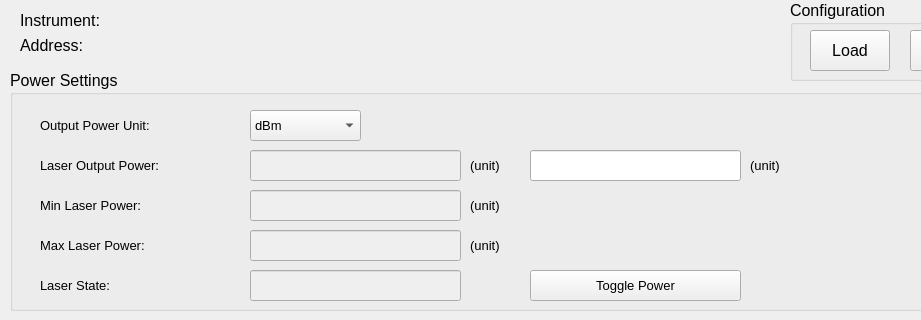
First picture: the form in src/Device_Config_Windows/ConfigOSICS_T100.ui, repository shattered97/OSICS_Interface, before the edit; both pictures show x 0 to 921 and y 0 to 320 of the 1024 by 786 pixel window.
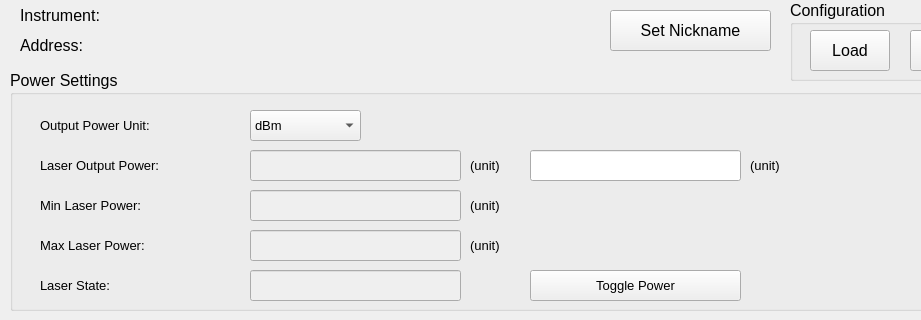
Second picture: the form after the edit.

The edit to the form file:
```diff
--- a/src/Device_Config_Windows/ConfigOSICS_T100.ui
+++ b/src/Device_Config_Windows/ConfigOSICS_T100.ui
@@ -69,7 +69,7 @@
      <rect>
       <x>20</x>
       <y>30</y>
-      <width>751</width>
+      <width>581</width>
       <height>31</height>
      </rect>
     </property>
@@ -86,9 +86,9 @@
     <property name="geometry">
      <rect>
       <x>20</x>
-      <y>10</y>
-      <width>761</width>
-      <height>21</height>
+      <y>0</y>
+      <width>571</width>
+      <height>31</height>
      </rect>
     </property>
     <property name="font">
@@ -936,6 +936,24 @@
      </property>
     </widget>
    </widget>
+   <widget class="QPushButton" name="setNicknameBtn">
+    <property name="geometry">
+     <rect>
+      <x>610</x>
+      <y>10</y>
+      <width>161</width>
+      <height>41</height>
+     </rect>
+    </property>
+    <property name="font">
+     <font>
+      <pointsize>12</pointsize>
+     </font>
+    </property>
+    <property name="text">
+     <string>Set Nickname</string>
+    </property>
+   </widget>
   </widget>
   <widget class="QMenuBar" name="menubar">
    <property name="geometry">
```
